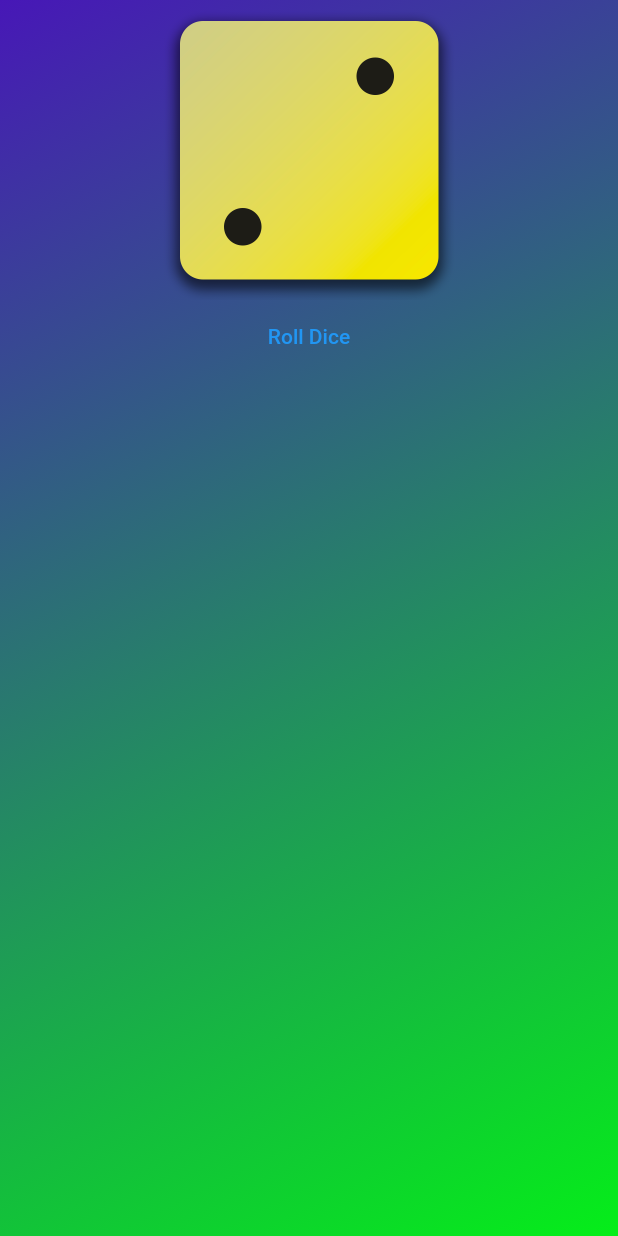
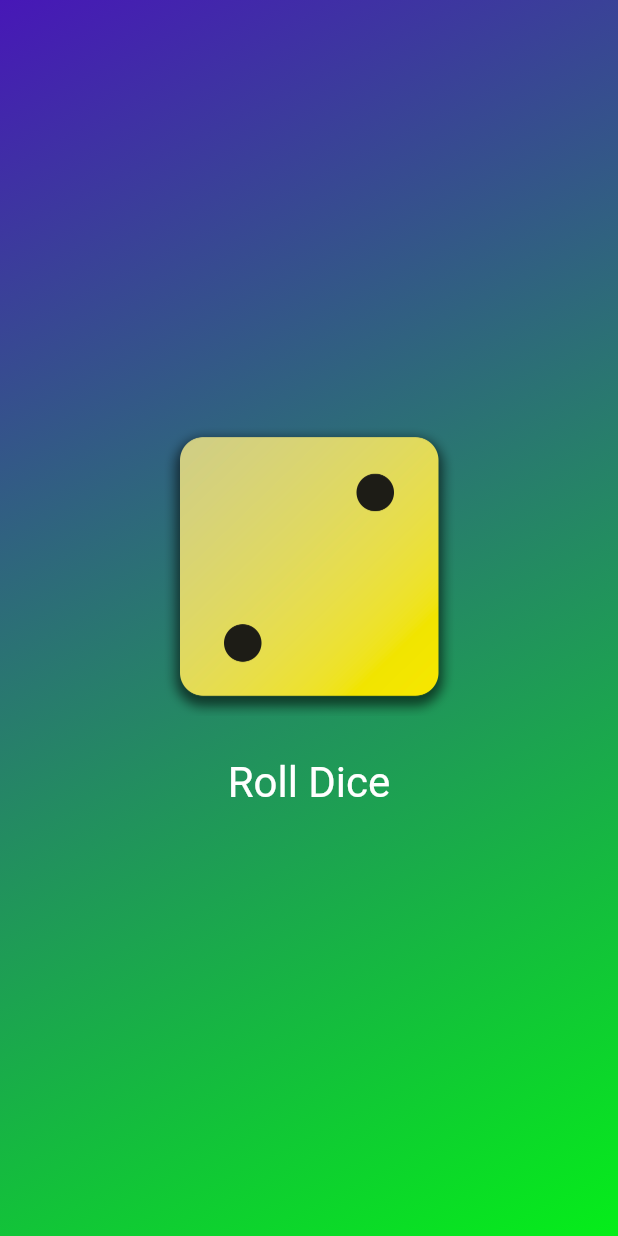
Before and after one commit to Moayadooh/Flutter, a Flutter app: the screen it shows after launch, on a phone screen of 412 x 824 dp. Run offline on Flutter 3.47's test engine with Material 2 defaults, Android fonts, the phone set to English and light mode, and no system bars.

Commit message:
styling button

```diff
--- a/first_app/lib/gradient_container.dart
+++ b/first_app/lib/gradient_container.dart
@@ -12,8 +12,8 @@ class GradientContainer extends StatelessWidget {
   //GradientContainer({key}): super(key: key);
   const GradientContainer({super.key, required this.colors});
 
-  const GradientContainer.purple({super.key})
-      : colors = const [Colors.deepPurple, Colors.indigo];
+  // const GradientContainer.purple({super.key})
+  //     : colors = const [Colors.deepPurple, Colors.indigo];
 
   final List<Color> colors;
 
@@ -31,15 +31,23 @@ class GradientContainer extends StatelessWidget {
       ),
       child: Center(
         child: Column(
+          mainAxisSize: MainAxisSize.min,
           children: [
             Image.asset(
               'assets/images/dice-2.png',
               width: 200,
             ),
+            const SizedBox(height: 20), //space between image and button
             TextButton(
                 /* onPressed: () {
                 }, */
                 onPressed: rollDice,
+                style: TextButton.styleFrom(
+                    //padding: const EdgeInsets.only(top: 20),
+                    foregroundColor: Colors.white,
+                    textStyle: const TextStyle(
+                      fontSize: 28,
+                    )),
                 child: const Text('Roll Dice'))
           ],
         ), //StyledText("text"),
```
